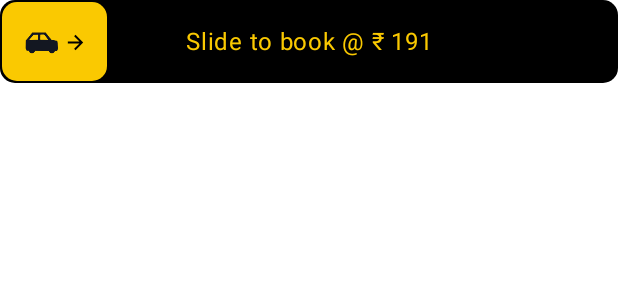
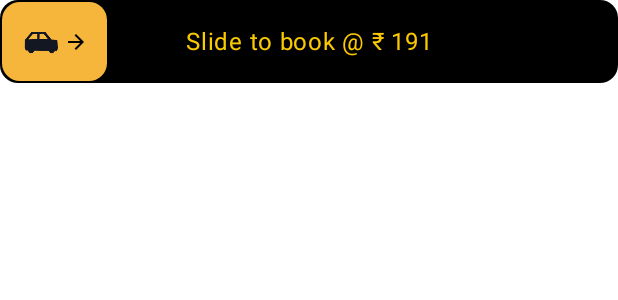
Before and after one commit to anitaa1990/RideSim, an Android app built with Jetpack Compose: the @Preview function BookRideButtonPreview, on a phone screen of 412 x 824 dp. Shown: the top 300 px of the screen. Run offline under Robolectric (Android 15) with nearby library versions, the phone set to English and light mode, and no system bars.

Commit message:
Modified padding/color according to design

```diff
--- a/app/src/main/java/com/an/ridesim/ui/component/BookRideButton.kt
+++ b/app/src/main/java/com/an/ridesim/ui/component/BookRideButton.kt
@@ -89,7 +89,7 @@ fun BookRideButton(
             modifier = Modifier
                 .matchParentSize()
                 .graphicsLayer(scaleX = trackScale, scaleY = 1f) // Scale only the track
-                .background(Color.Black, shape = RoundedCornerShape(10.dp))
+                .background(Color.Black, shape = RoundedCornerShape(12.dp))
         ) {
             // Centered text on the track
             Text(
@@ -163,7 +163,7 @@ fun SliderButton() {
             .wrapContentSize()
             .width(70.dp)
             .height(54.dp)
-            .background(Color(0xFFFAC901), shape = RoundedCornerShape(10.dp)),
+            .background(Color(0xFFF5B63B), shape = RoundedCornerShape(12.dp)),
         contentAlignment = Alignment.Center
     ) {
         Row(
@@ -175,7 +175,7 @@ fun SliderButton() {
             Image(
                 painter = painterResource(R.drawable.ic_car),
                 contentDescription = "Car Icon",
-                modifier = Modifier.size(25.dp)
+                modifier = Modifier.size(26.dp)
             )
 
             Spacer(modifier = Modifier.width(2.dp))
@@ -183,7 +183,7 @@ fun SliderButton() {
             Image(
                 painter = painterResource(R.drawable.ic_arrow_forward),
                 contentDescription = "Arrow Icon",
-                modifier = Modifier.size(15.dp)
+                modifier = Modifier.size(16.dp)
             )
         }
     }
--- a/app/src/main/java/com/an/ridesim/ui/screen/RideDetailSection.kt
+++ b/app/src/main/java/com/an/ridesim/ui/screen/RideDetailSection.kt
@@ -97,7 +97,7 @@ private fun RideDetailTitleSection(
         Icon(
             painter = painterResource(R.drawable.ic_distance),
             contentDescription = stringResource(R.string.content_desc_distance),
-            modifier = Modifier.size(18.dp),
+            modifier = Modifier.size(20.dp),
             tint = Color.Unspecified
         )
 
@@ -146,7 +146,7 @@ fun VehicleListItem(
     Card(
         modifier = Modifier
             .fillMaxWidth()
-            .padding(vertical = 8.dp, horizontal = 8.dp)
+            .padding(vertical = 10.dp, horizontal = 8.dp)
             .clickable { onClick() },
         shape = RoundedCornerShape(12.dp),
         colors = CardDefaults.cardColors(containerColor = Color.White),
--- a/app/src/main/java/com/an/ridesim/ui/screen/RideInputSection.kt
+++ b/app/src/main/java/com/an/ridesim/ui/screen/RideInputSection.kt
@@ -1,5 +1,6 @@
 package com.an.ridesim.ui.screen
 
+import androidx.compose.foundation.BorderStroke
 import androidx.compose.foundation.background
 import androidx.compose.foundation.clickable
 import androidx.compose.foundation.layout.*
@@ -214,7 +215,8 @@ fun SuggestionItem(
         shape = RoundedCornerShape(16.dp),
         modifier = Modifier.fillMaxWidth()
             .padding(vertical = 6.dp),
-        colors = CardDefaults.cardColors(containerColor = Color.White)
+        colors = CardDefaults.cardColors(containerColor = Color.White),
+        border = BorderStroke(width = 1.dp, color = Color(0xFFEBEBEB))
     ) {
         Row(
             modifier = Modifier
@@ -226,7 +228,7 @@ fun SuggestionItem(
             Icon(
                 painter = painterResource(R.drawable.ic_history_24),
                 contentDescription = null,
-                tint = Color(0xFF5F6368),
+                tint = Color(0xFF313131),
                 modifier = Modifier
                     .size(30.dp)
             )
```
Also changed, not shown: app/src/main/java/com/an/ridesim/ui/screen/RideStartedSection.kt (+8 -3 lines).
